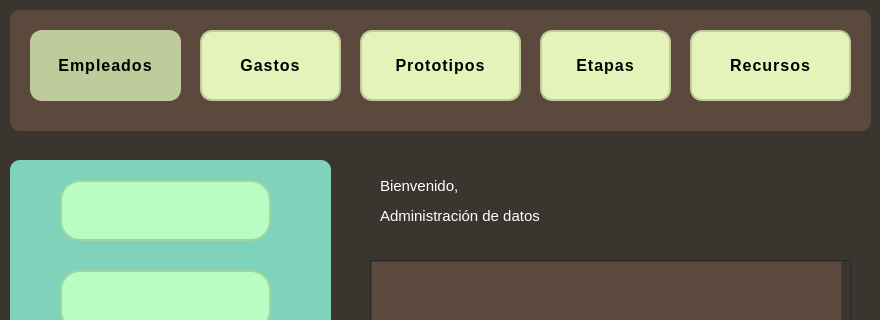
This is V_E.ui in julinavas14/trabajo_programacion_sql as Qt 5 draws it before an edit; both pictures show x 0 to 880 and y 0 to 320 of the 880 by 666 pixel window. The edited form follows.
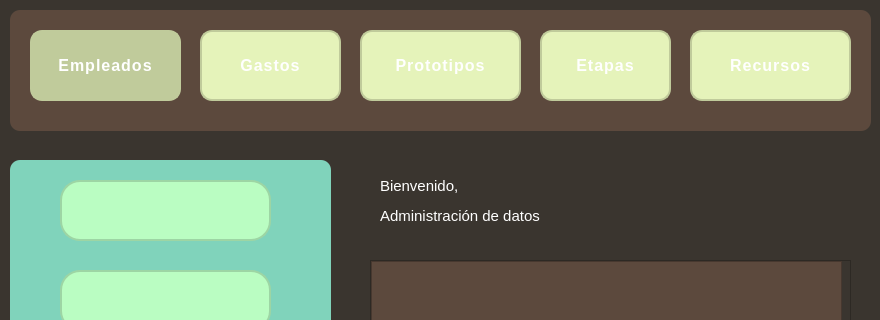
This is the edited form. Icons and pictures are not drawn.

Commit message: he tocado algunas tonterías vista usuario

What changed in the file:
```diff
--- a/V_E.ui
+++ b/V_E.ui
@@ -14,7 +14,9 @@
    <string>MainWindow</string>
   </property>
   <property name="styleSheet">
-   <string notr="true">background-color: rgb(58, 53, 47);</string>
+   <string notr="true">color:white;
+background-color: rgb(58, 53, 47);
+</string>
   </property>
   <property name="labelUsuario" stdset="0">
    <string/>
```
The commit also changes 1 other file.
